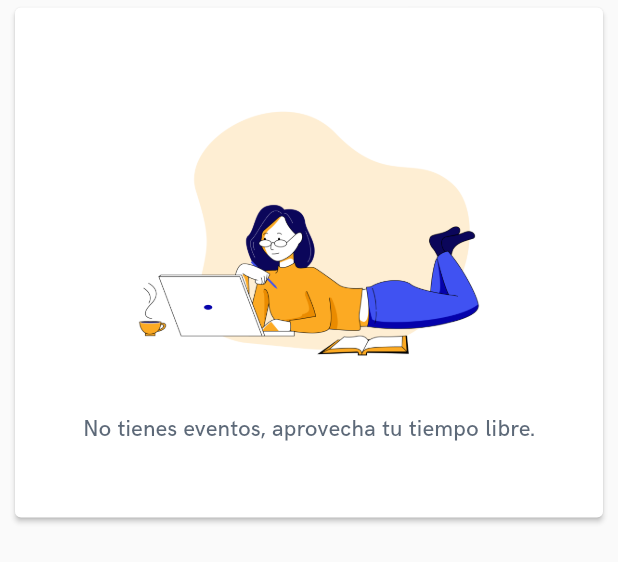
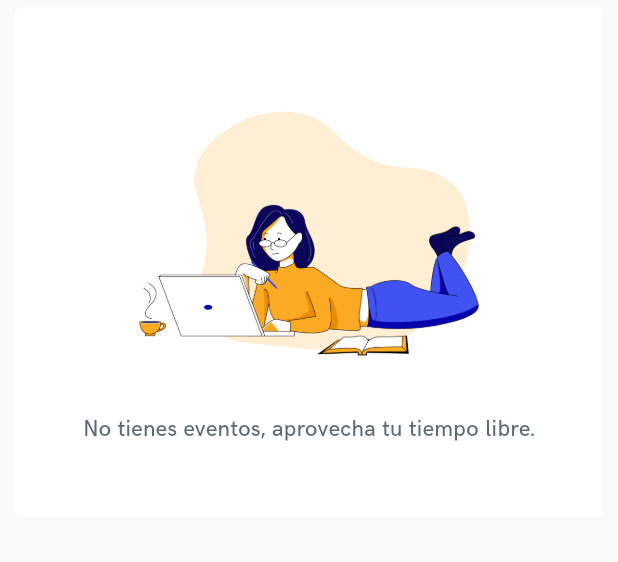
Before and after one commit to jiaas/EntiendoApp, a Flutter app: what getEvents() shows on an empty page, opened directly, on a phone screen of 412 x 824 dp. Shown: the top 562 px of the screen. Run offline on Flutter 3.47's test engine with Material 2 defaults, Android fonts, the phone set to English and light mode, and no system bars; our stand-ins replace date_format, date_picker_timeline, flutter_slidable, modal_bottom_sheet; statements that could not run were skipped.

Commit message:
No events card fix.

```diff
--- a/lib/Event/ui/widgets/activity_list_widget.dart
+++ b/lib/Event/ui/widgets/activity_list_widget.dart
@@ -41,7 +41,7 @@ Widget getEvents(List<Event> eventos) {
         children: eventos.map((item) => new ActivityCard(item)).toList());
   } else {
     return Card(
-      elevation: 1.5,
+      elevation: 0,
       margin: EdgeInsets.symmetric(horizontal: 10, vertical: 5),
       child: Container(
         height: 300,
```
